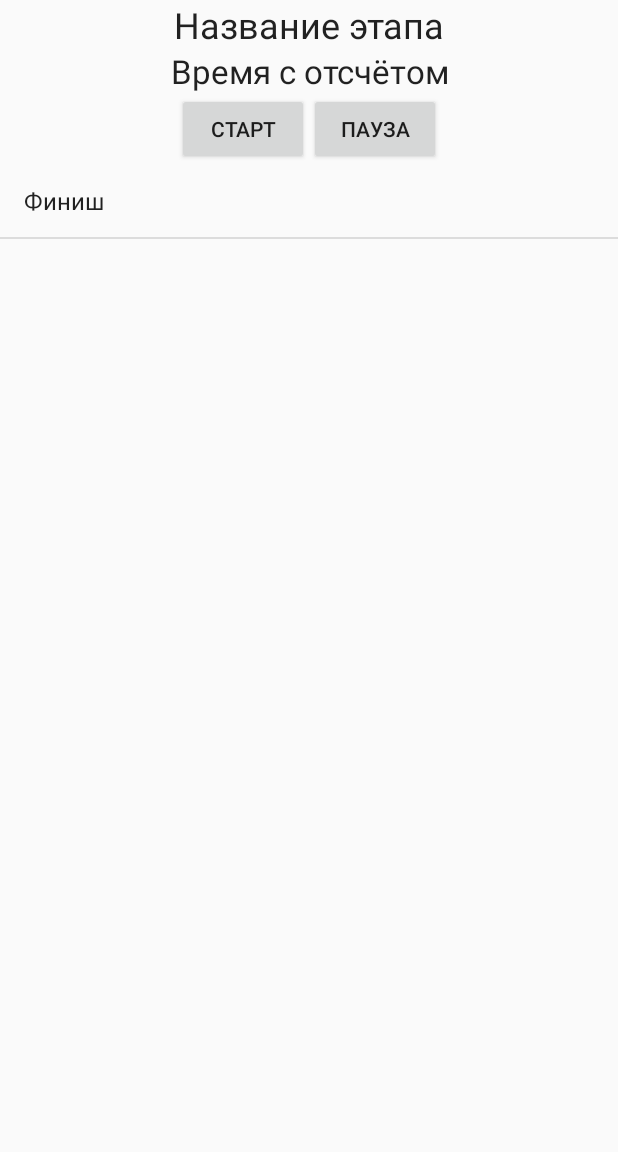
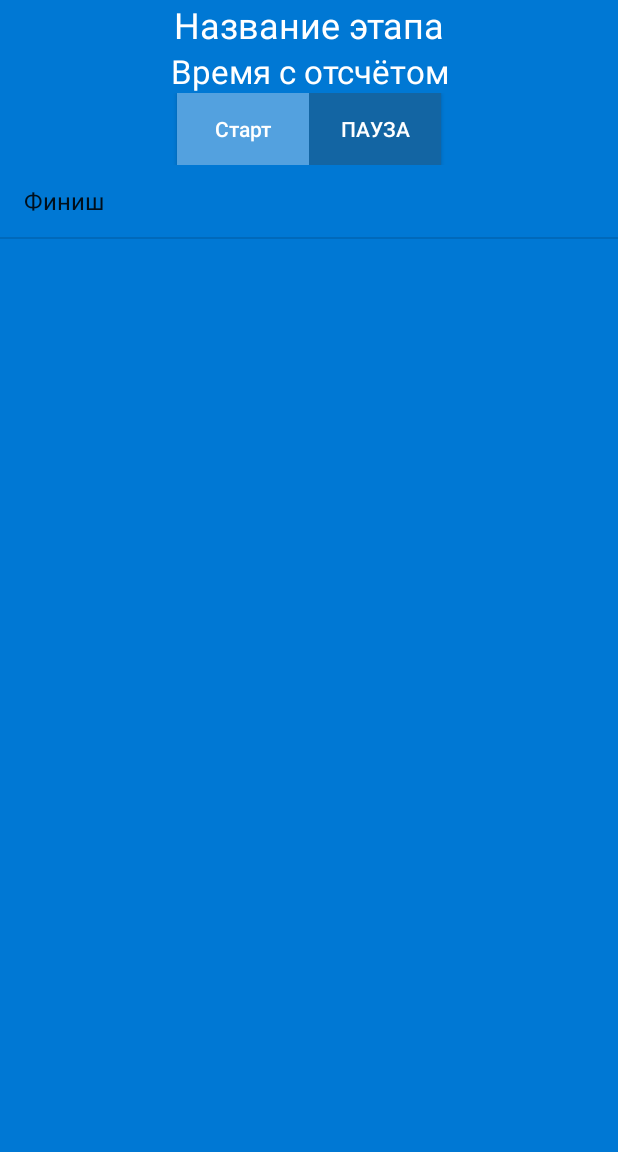
Before and after one commit to albaSANDROS/trainingTime, an Android app: the WorkActivity screen opened directly, with no data from a screen before it, on a phone screen of 412 x 824 dp, the part 84-1236 px from its top. Run offline under Robolectric (Android 15) with nearby library versions, the phone set to English and light mode, and no system bars; our stand-ins replace Room's generated code; 3 statements that could not run were skipped.

Commit message:
designed

```diff
--- a/code/app/src/main/res/layout/activity_work.xml
+++ b/code/app/src/main/res/layout/activity_work.xml
@@ -38,42 +38,56 @@
                 android:id="@+id/partName"
                 android:layout_width="match_parent"
                 android:layout_height="wrap_content"
+                android:background="#0078D4"
                 android:gravity="center_horizontal"
                 android:text="Название этапа"
                 android:textAlignment="center"
-                android:textAppearance="@style/TextAppearance.AppCompat.Headline" />
+                android:textAppearance="@style/TextAppearance.AppCompat.Headline"
+                android:textColor="#FFFFFF" />
 
             <TextView
                 android:id="@+id/partTime"
                 android:layout_width="match_parent"
                 android:layout_height="wrap_content"
+                android:background="#0078D4"
                 android:gravity="center_horizontal"
                 android:text="Время с отсчётом"
                 android:textAlignment="center"
-                android:textAppearance="@style/TextAppearance.AppCompat.Large" />
+                android:textAppearance="@style/TextAppearance.AppCompat.Large"
+                android:textColor="#FFFFFF" />
+
             <LinearLayout
                 android:layout_width="match_parent"
                 android:layout_height="wrap_content"
+                android:background="#0078D4"
+                android:gravity="center_horizontal"
                 android:orientation="horizontal"
-                android:textAlignment="center"
-                android:gravity="center_horizontal">
+                android:textAlignment="center">
+
                 <Button
                     android:id="@+id/btnStart"
                     android:layout_width="wrap_content"
                     android:layout_height="wrap_content"
-                    android:text="Старт" />
+                    android:background="#53A1DF"
+                    android:text="Старт"
+                    android:textAllCaps="false"
+                    android:textColor="#FFFFFF" />
 
                 <Button
                     android:id="@+id/btnStop"
                     android:layout_width="wrap_content"
                     android:layout_height="wrap_content"
-                    android:text="Пауза" />
+                    android:background="#1365A3"
+                    android:text="Пауза"
+                    android:textColor="#FFFFFF" />
             </LinearLayout>
+
             <ListView
                 android:id="@+id/allParts"
                 android:layout_width="fill_parent"
                 android:layout_height="fill_parent"
                 android:layout_weight="10"
+                android:background="#0078D4"
                 android:scrollbarSize="3dp"
                 android:scrollbarStyle="outsideOverlay"
                 android:scrollbars="vertical"
```
